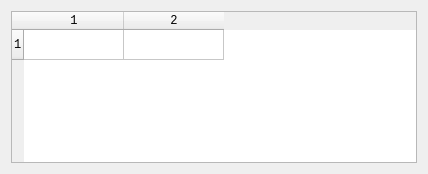
hackcatml/mlviewer, file history.ui: the form before one commit.
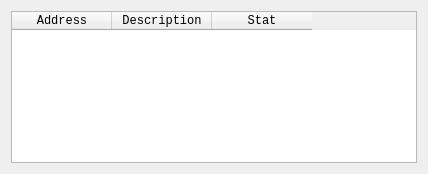
The form after the commit.

The edit to the form file:
```diff
--- a/history.ui
+++ b/history.ui
@@ -27,14 +27,26 @@
       </font>
      </property>
      <property name="rowCount">
-      <number>1</number>
+      <number>0</number>
      </property>
      <property name="columnCount">
-      <number>2</number>
+      <number>3</number>
      </property>
-     <row/>
-     <column/>
-     <column/>
+     <column>
+      <property name="text">
+       <string>Address</string>
+      </property>
+     </column>
+     <column>
+      <property name="text">
+       <string>Description</string>
+      </property>
+     </column>
+     <column>
+      <property name="text">
+       <string>Stat</string>
+      </property>
+     </column>
     </widget>
    </item>
   </layout>
```
